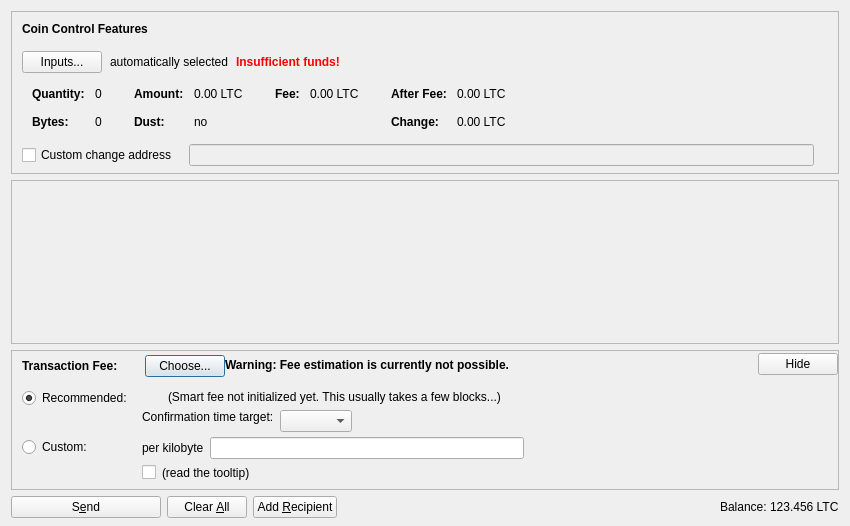
Old version of the form src/qt/forms/sendcoinsdialog.ui in the repository codingbam/batamcoin.
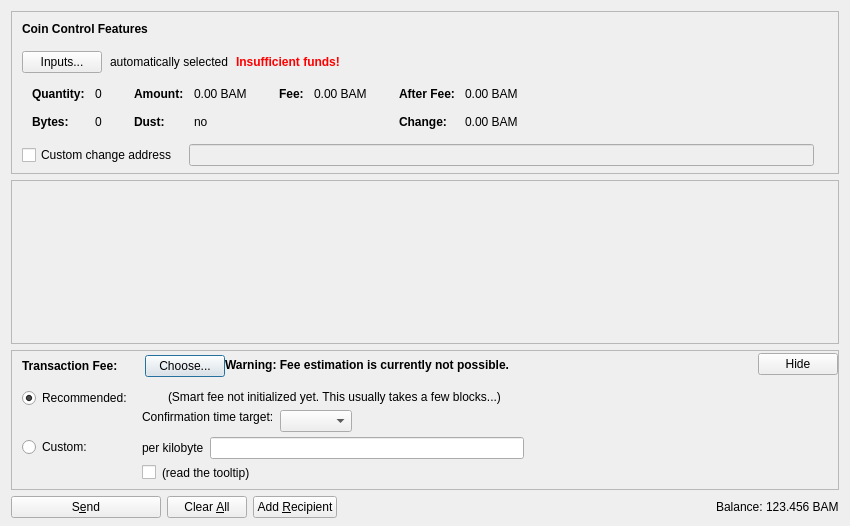
New version of the form. Icons and pictures are not drawn. Custom widgets are drawn as their Qt base class.

Patch:
```diff
--- a/src/qt/forms/sendcoinsdialog.ui
+++ b/src/qt/forms/sendcoinsdialog.ui
@@ -324,7 +324,7 @@
                   <enum>Qt::ActionsContextMenu</enum>
                  </property>
                  <property name="text">
-                  <string notr="true">0.00 LTC</string>
+                  <string notr="true">0.00 BAM</string>
                  </property>
                  <property name="textInteractionFlags">
                   <set>Qt::LinksAccessibleByMouse|Qt::TextSelectableByKeyboard|Qt::TextSelectableByMouse</set>
@@ -404,7 +404,7 @@
                   <enum>Qt::ActionsContextMenu</enum>
                  </property>
                  <property name="text">
-                  <string notr="true">0.00 LTC</string>
+                  <string notr="true">0.00 BAM</string>
                  </property>
                  <property name="textInteractionFlags">
                   <set>Qt::LinksAccessibleByMouse|Qt::TextSelectableByKeyboard|Qt::TextSelectableByMouse</set>
@@ -455,7 +455,7 @@
                   <enum>Qt::ActionsContextMenu</enum>
                  </property>
                  <property name="text">
-                  <string notr="true">0.00 LTC</string>
+                  <string notr="true">0.00 BAM</string>
                  </property>
                  <property name="textInteractionFlags">
                   <set>Qt::LinksAccessibleByMouse|Qt::TextSelectableByKeyboard|Qt::TextSelectableByMouse</set>
@@ -484,7 +484,7 @@
                   <enum>Qt::ActionsContextMenu</enum>
                  </property>
                  <property name="text">
-                  <string notr="true">0.00 LTC</string>
+                  <string notr="true">0.00 BAM</string>
                  </property>
                  <property name="textInteractionFlags">
                   <set>Qt::LinksAccessibleByMouse|Qt::TextSelectableByKeyboard|Qt::TextSelectableByMouse</set>
@@ -1237,7 +1237,7 @@
           <cursorShape>IBeamCursor</cursorShape>
          </property>
          <property name="text">
-          <string notr="true">123.456 LTC</string>
+          <string notr="true">123.456 BAM</string>
          </property>
          <property name="textInteractionFlags">
           <set>Qt::LinksAccessibleByMouse|Qt::TextSelectableByKeyboard|Qt::TextSelectableByMouse</set>
```
